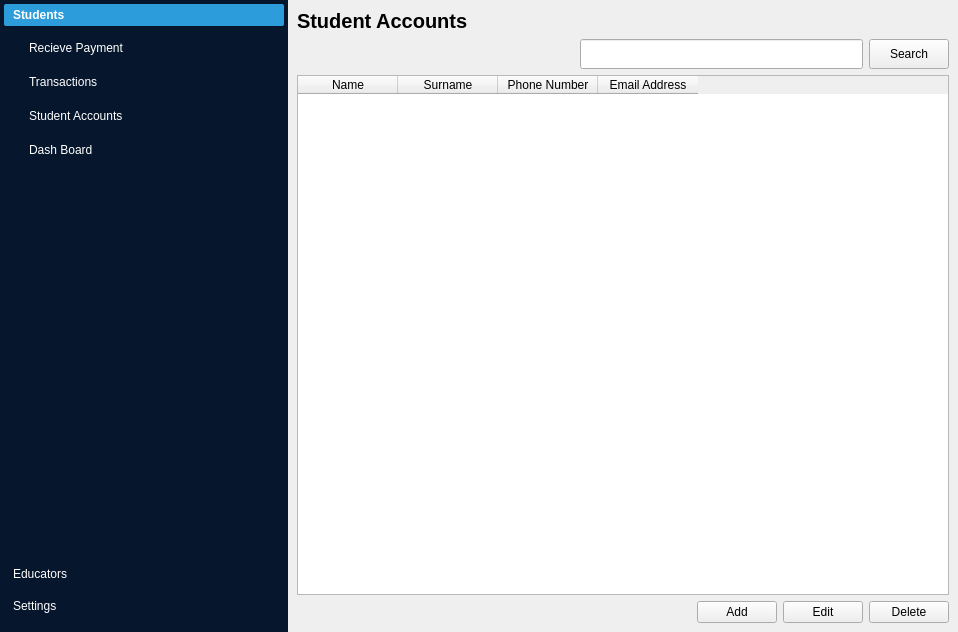
Old version of the form ui/main_window.ui in the repository regisgambiza/schoolmanager.
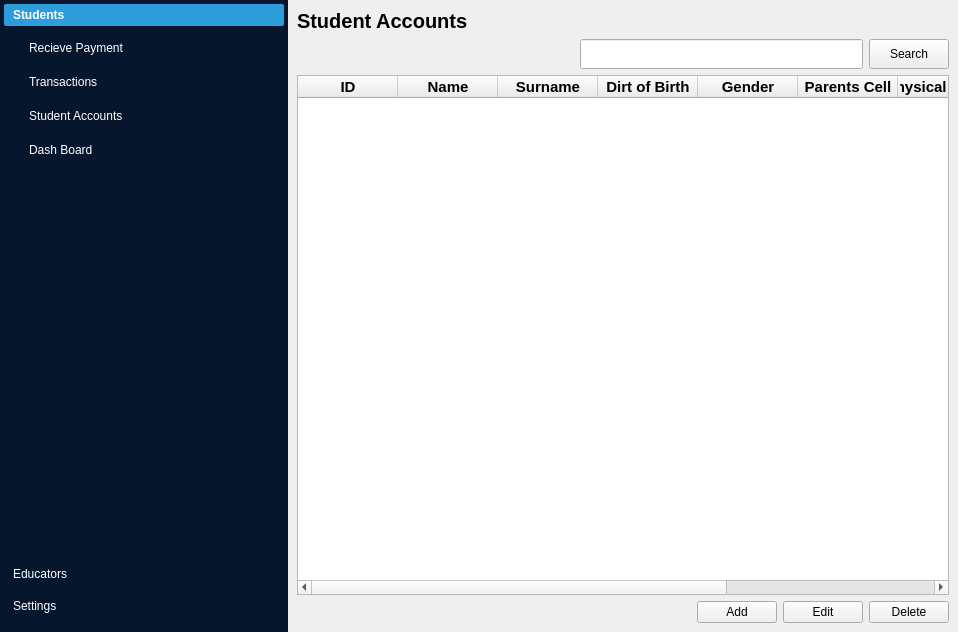
New version of the form. Icons and pictures are not drawn.

```diff
--- a/ui/main_window.ui
+++ b/ui/main_window.ui
@@ -925,24 +925,103 @@
             </item>
             <item>
              <widget class="QTableWidget" name="tableWidget_2">
+              <column>
+               <property name="text">
+                <string>ID</string>
+               </property>
+               <property name="font">
+                <font>
+                 <pointsize>11</pointsize>
+                 <bold>true</bold>
+                </font>
+               </property>
+              </column>
               <column>
                <property name="text">
                 <string>Name</string>
                </property>
+               <property name="font">
+                <font>
+                 <pointsize>11</pointsize>
+                 <bold>true</bold>
+                </font>
+               </property>
               </column>
               <column>
                <property name="text">
                 <string>Surname</string>
                </property>
+               <property name="font">
+                <font>
+                 <pointsize>11</pointsize>
+                 <bold>true</bold>
+                </font>
+               </property>
               </column>
               <column>
                <property name="text">
-                <string>Phone Number</string>
+                <string>Dirt of Birth</string>
+               </property>
+               <property name="font">
+                <font>
+                 <pointsize>11</pointsize>
+                 <bold>true</bold>
+                </font>
+               </property>
+              </column>
+              <column>
+               <property name="text">
+                <string>Gender</string>
+               </property>
+               <property name="font">
+                <font>
+                 <pointsize>11</pointsize>
+                 <bold>true</bold>
+                </font>
+               </property>
+              </column>
+              <column>
+               <property name="text">
+                <string>Parents Cell</string>
+               </property>
+               <property name="font">
+                <font>
+                 <pointsize>11</pointsize>
+                 <bold>true</bold>
+                </font>
+               </property>
+              </column>
+              <column>
+               <property name="text">
+                <string>Physical Address</string>
+               </property>
+               <property name="font">
+                <font>
+                 <pointsize>11</pointsize>
+                 <bold>true</bold>
+                </font>
                </property>
               </column>
               <column>
                <property name="text">
                 <string>Email Address</string>
+               </property>
+               <property name="font">
+                <font>
+                 <pointsize>11</pointsize>
+                 <bold>true</bold>
+                </font>
+               </property>
+              </column>
+              <column>
+               <property name="text">
+                <string>Date Joined</string>
+               </property>
+               <property name="font">
+                <font>
+                 <pointsize>11</pointsize>
+                 <bold>true</bold>
+                </font>
                </property>
               </column>
              </widget>
```
Left out of the diff: 27 changed lines with no effect on the pictures.
